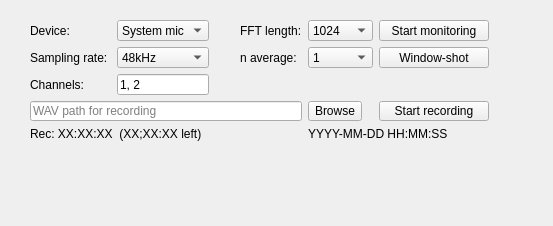
Qt form control_pannel.ui (bewantbe/MicSpectrumMonitor) before a commit.
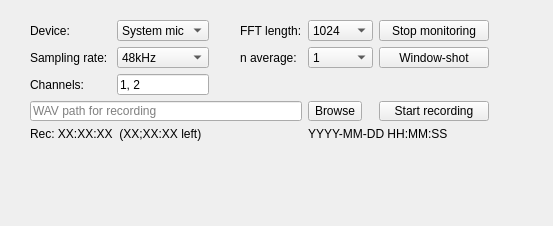
The same form after that commit.

Commit message: Trying reload device.

The edit to the form file:
```diff
--- a/control_pannel.ui
+++ b/control_pannel.ui
@@ -246,7 +246,7 @@
        </size>
       </property>
       <property name="text">
-       <string>Start monitoring</string>
+       <string>Stop monitoring</string>
       </property>
      </widget>
     </item>
```
Left out of the diff: 5 changed lines with no effect on the pictures. The commit also changes 2 other files.
